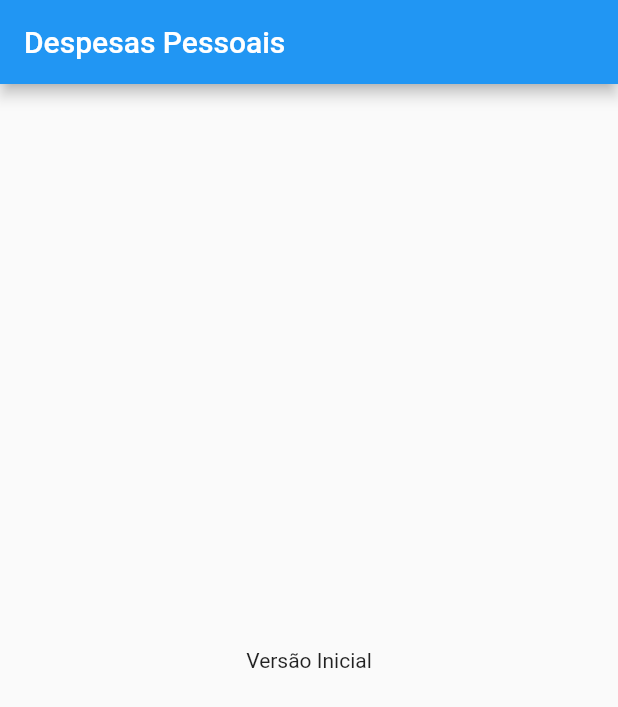
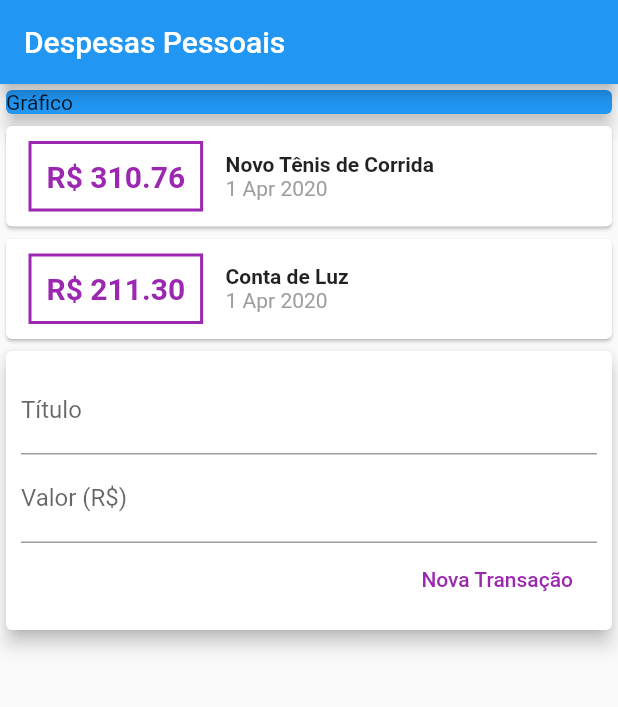
Before and after one commit to DinizRenato/example, a Flutter app: the screen it shows after launch, on a phone screen of 412 x 824 dp. Shown: the top 707 px of the screen. Run offline on Flutter 3.47's test engine with Material 2 defaults, Android fonts, the phone set to English and light mode, and no system bars.

Commit message:
Transactions Components - List, Form e User

```diff
--- /dev/null
+++ b/lib/components/transaction_form.dart
@@ -0,0 +1,50 @@
+import 'package:flutter/material.dart';
+
+class TransactionForm extends StatelessWidget {
+  final titleController = TextEditingController();
+  final valueController = TextEditingController();
+
+  final void Function(String, double) onSubmit;
+
+  TransactionForm(this.onSubmit);
+
+  @override
+  Widget build(BuildContext context) {
+    return Card(
+      elevation: 5,
+      child: Padding(
+        padding: const EdgeInsets.all(10),
+        child: Column(
+          children: <Widget>[
+            TextField(
+              controller: titleController,
+              decoration: InputDecoration(
+                labelText: 'Título',
+              ),
+            ),
+            TextField(
+              controller: valueController,
+              decoration: InputDecoration(
+                labelText: 'Valor (R\$)',
+              ),
+            ),
+            Row(
+              mainAxisAlignment: MainAxisAlignment.end,
+              children: <Widget>[
+                FlatButton(
+                  child: Text('Nova Transação'),
+                  textColor: Colors.purple,
+                  onPressed: () {
+                    final title = titleController.text;
+                    final value = double.tryParse(valueController.text) ?? 0.0;
+                    onSubmit(title, value);
+                  },
+                ),
+              ],
+            )
+          ],
+        ),
+      ),
+    );
+  }
+}
--- /dev/null
+++ b/lib/components/transaction_list.dart
@@ -0,0 +1,58 @@
+import 'package:example/models/transaction.dart';
+import 'package:flutter/material.dart';
+import 'package:intl/intl.dart';
+
+class TransactionList extends StatelessWidget {
+  final List<Transaction> transactions;
+
+  TransactionList(this.transactions);
+
+  @override
+  Widget build(BuildContext context) {
+    return Column(
+      children: transactions.map((tr) {
+        return Card(
+            child: Row(
+          children: <Widget>[
+            Container(
+              margin: EdgeInsets.symmetric(
+                horizontal: 15,
+                vertical: 10,
+              ),
+              decoration: BoxDecoration(
+                  border: Border.all(
+                color: Colors.purple,
+                width: 2,
+              )),
+              padding: EdgeInsets.all(10),
+              child: Text(
+                'R\$ ${tr.value.toStringAsFixed(2)}',
+                style: TextStyle(
+                    fontWeight: FontWeight.bold,
+                    fontSize: 20,
+                    color: Colors.purple),
+              ),
+            ),
+            Column(
+              crossAxisAlignment: CrossAxisAlignment.start,
+              children: <Widget>[
+                Text(
+                  tr.title,
+                  style: TextStyle(
+                    fontWeight: FontWeight.bold,
+                  ),
+                ),
+                Text(
+                  DateFormat('d MMM y').format(tr.date),
+                  style: TextStyle(
+                    color: Colors.grey,
+                  ),
+                )
+              ],
+            )
+          ],
+        ));
+      }).toList(),
+    );
+  }
+}
--- /dev/null
+++ b/lib/components/transaction_user.dart
@@ -0,0 +1,53 @@
+import 'dart:math';
+
+import 'package:flutter/material.dart';
+import 'transaction_form.dart';
+import 'transaction_list.dart';
+import '../models/transaction.dart';
+
+class TransactionUser extends StatefulWidget {
+  @override
+  _TransactionUserState createState() => _TransactionUserState();
+}
+
+class _TransactionUserState extends State<TransactionUser> {
+
+  final _transactions = [
+    Transaction(
+      id: 't1',
+      title: 'Novo Tênis de Corrida',
+      value: 310.76,
+      date: DateTime.now(),
+    ),
+    Transaction(
+      id: 't2',
+      title: 'Conta de Luz',
+      value: 211.30,
+      date: DateTime.now(),
+    ),
+  ];
+
+
+  _addTransaction(String title, double value){
+    final newTransaction = Transaction (
+      id : Random().nextDouble().toString(),
+      title : title,
+      value : value,
+      date : DateTime.now(),
+    );
+
+    setState(() {
+      _transactions.add(newTransaction);
+    });
+  }
+
+  @override
+  Widget build(BuildContext context){
+    return Column(
+      children: <Widget>[
+        TransactionList(_transactions),
+        TransactionForm(_addTransaction),
+      ],
+    );
+  }
+}
--- a/lib/main.dart
+++ b/lib/main.dart
@@ -1,3 +1,4 @@
+import 'package:example/components/transaction_user.dart';
 import 'package:flutter/material.dart';
 
 main() => runApp(ExpensesApp());
@@ -10,14 +11,26 @@ class ExpensesApp extends StatelessWidget {
 }
 
 class MyHomePage extends StatelessWidget {
+
   @override
   Widget build(BuildContext context) {
     return Scaffold(
       appBar: AppBar(
         title: Text('Despesas Pessoais'),
       ),
-      body: Center(
-        child: Text('Versão Inicial'),
+      body: Column(
+        crossAxisAlignment: CrossAxisAlignment.stretch,
+        children: <Widget>[
+          Container(
+            width: double.infinity,
+            child: Card(
+              color: Colors.blue,
+              child: Text('Gráfico'),
+              elevation: 5,
+            ),
+          ),
+          TransactionUser(),
+        ],
       ),
     );
   }
--- /dev/null
+++ b/lib/models/transaction.dart
@@ -0,0 +1,16 @@
+import 'package:flutter/foundation.dart';
+
+class Transaction {
+  final String id;
+  final String title;
+  final double value;
+  final DateTime date;
+
+  Transaction({
+    @required this.id,
+    @required this.title,
+    @required this.value,
+    @required this.date
+  });
+
+}
--- a/pubspec.yaml
+++ b/pubspec.yaml
@@ -14,11 +14,12 @@ description: A new Flutter project.
 version: 1.0.0+1
 
 environment:
-  sdk: ">=2.1.0 <3.0.0"
+  sdk: ">=2.3.0 <3.0.0"
 
 dependencies:
   flutter:
     sdk: flutter
+  intl: 0.16.1
 
   # The following adds the Cupertino Icons font to your application.
   # Use with the CupertinoIcons class for iOS style icons.
```
Also changed, not shown: pubspec.lock.
